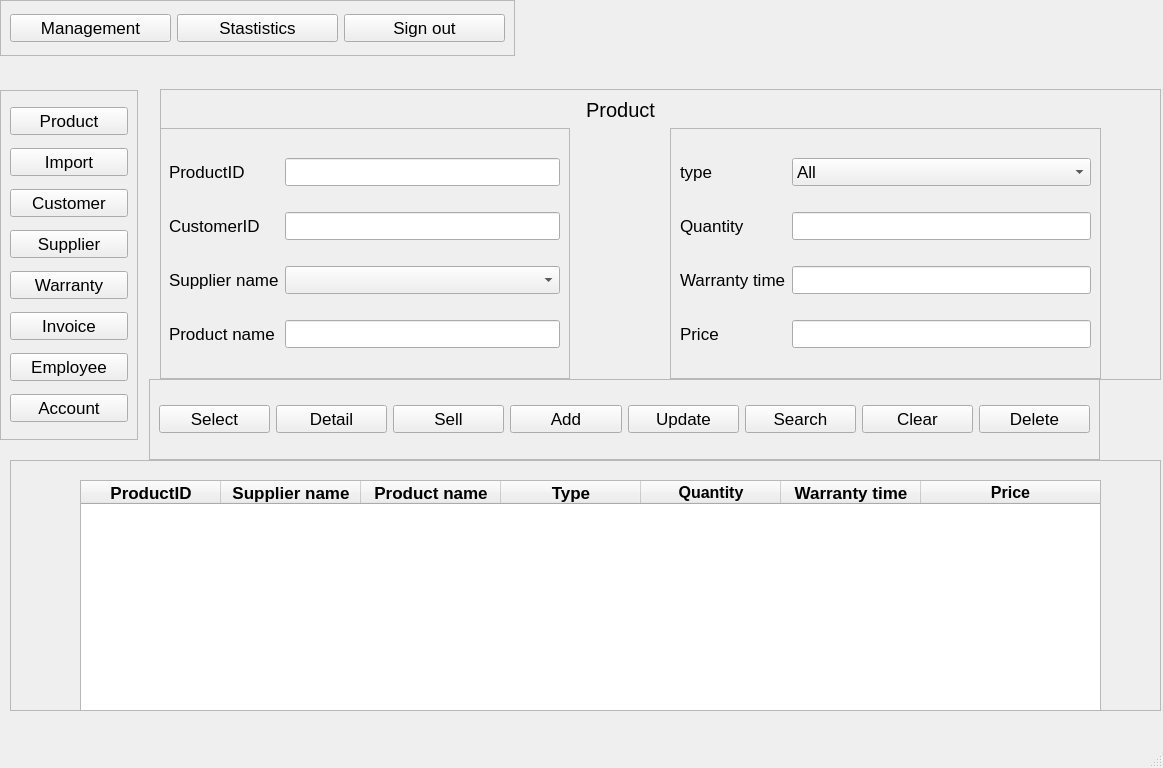
Qt form src/View/VIewUI/ProductAdmin.ui (Hai1205/ComputerStore-Python-) before a commit.
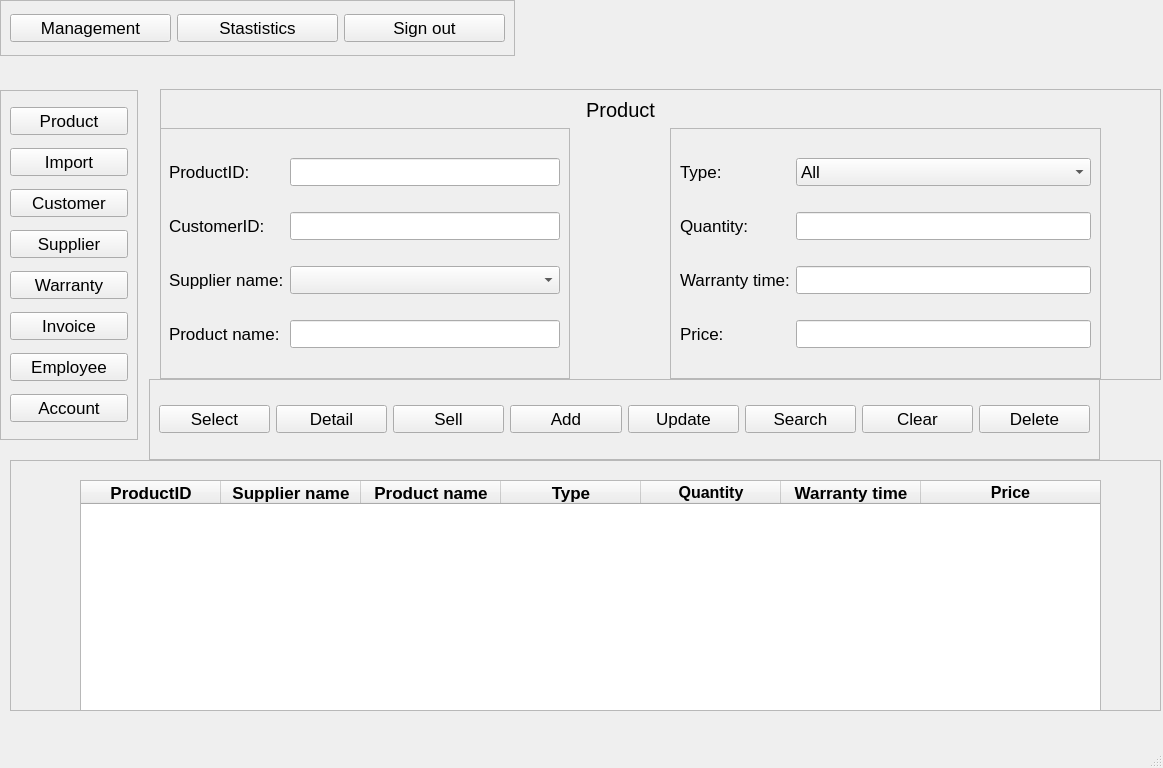
The same form after that commit.

```diff
--- a/src/View/VIewUI/ProductAdmin.ui
+++ b/src/View/VIewUI/ProductAdmin.ui
@@ -221,7 +221,7 @@
       <item row="2" column="0">
        <widget class="QLabel" name="label_8">
         <property name="text">
-         <string>Supplier name</string>
+         <string>Supplier name:</string>
         </property>
        </widget>
       </item>
@@ -231,14 +231,14 @@
       <item row="3" column="0">
        <widget class="QLabel" name="label_3">
         <property name="text">
-         <string>Product name</string>
+         <string>Product name:</string>
         </property>
        </widget>
       </item>
       <item row="0" column="0">
        <widget class="QLabel" name="label_2">
         <property name="text">
-         <string>ProductID</string>
+         <string>ProductID:</string>
         </property>
        </widget>
       </item>
@@ -251,7 +251,7 @@
       <item row="1" column="0">
        <widget class="QLabel" name="label_9">
         <property name="text">
-         <string>CustomerID</string>
+         <string>CustomerID:</string>
         </property>
        </widget>
       </item>
@@ -279,14 +279,14 @@
       <item row="1" column="0">
        <widget class="QLabel" name="label_5">
         <property name="text">
-         <string>Quantity</string>
+         <string>Quantity:</string>
         </property>
        </widget>
       </item>
       <item row="2" column="0">
        <widget class="QLabel" name="label_4">
         <property name="text">
-         <string>Warranty time</string>
+         <string>Warranty time:</string>
         </property>
        </widget>
       </item>
@@ -296,7 +296,7 @@
       <item row="3" column="0">
        <widget class="QLabel" name="label_7">
         <property name="text">
-         <string>Price</string>
+         <string>Price:</string>
         </property>
        </widget>
       </item>
@@ -309,7 +309,7 @@
       <item row="0" column="0">
        <widget class="QLabel" name="label_6">
         <property name="text">
-         <string>type</string>
+         <string>Type:</string>
         </property>
        </widget>
       </item>
```
